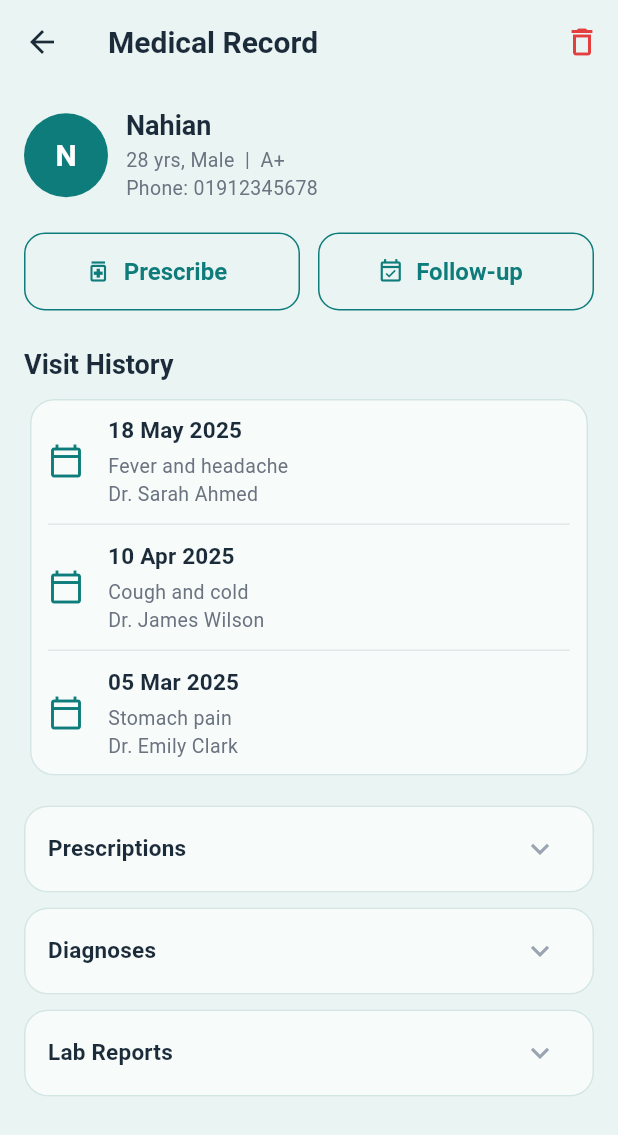
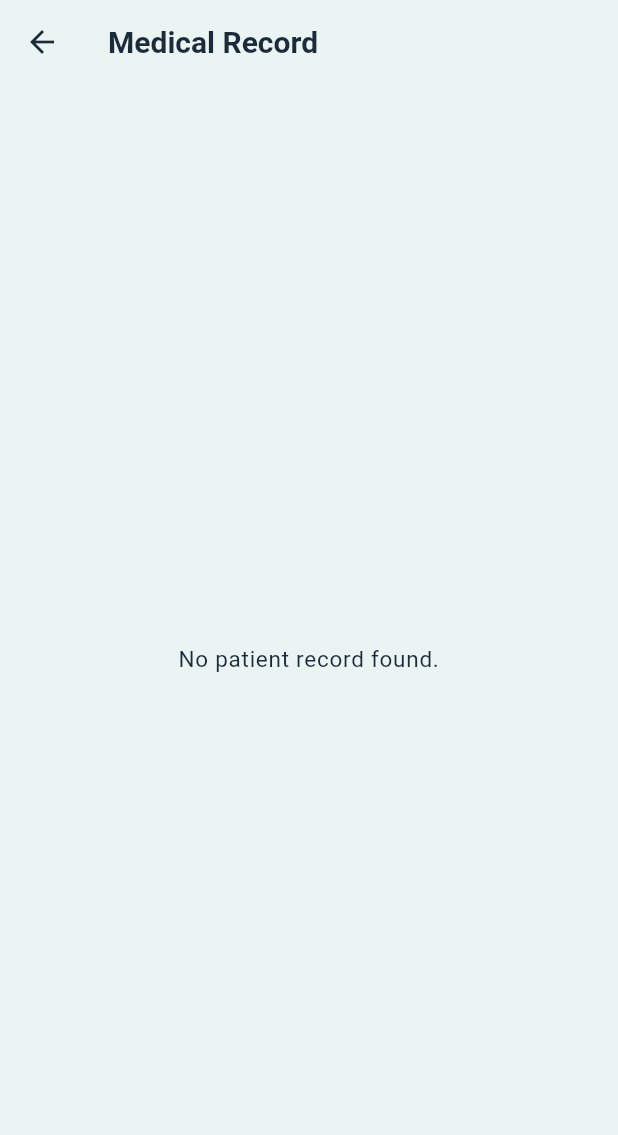
Before and after one commit to ishfak-akbar/clinitrack, a Flutter app: the PatientDetailsScreen screen opened by its route, on a phone screen of 412 x 824 dp. Shown: the top 1135 px of the screen. Run offline on Flutter 3.47's test engine with Material 3 defaults, Android fonts, the phone set to English and light mode, and no system bars; our stand-ins replace glassmorphism, shared_preferences; accounts and stored records are empty.

Commit message:
feat: pass real Patient data to Patient Details via route arguments instead of hardcoded record

```diff
--- a/lib/screens/appointments_screen.dart
+++ b/lib/screens/appointments_screen.dart
@@ -3,8 +3,8 @@ import 'package:provider/provider.dart';
 import '../widgets/app_bottom_nav.dart';
 import '../widgets/app_add_fab.dart';
 import '../widgets/appointment_list_tile.dart';
-import '../utils/app_colors.dart';
 import '../providers/appointment_provider.dart';
+import '../providers/patient_provider.dart';
 
 class AppointmentsScreen extends StatefulWidget {
   const AppointmentsScreen({super.key});
@@ -85,7 +85,15 @@ class _AppointmentsScreenState extends State<AppointmentsScreen> {
                       newStatus == AppointmentStatus.completed ? 'completed' : 'scheduled',
                     );
                   },
-                  onTap: () => Navigator.of(context).pushNamed('/patient-details'),
+                  onTap: () {
+                    final matchingPatient = context.read<PatientProvider>().patients.where(
+                          (p) => p.name.toLowerCase() == appt.patientName.toLowerCase(),
+                    );
+                    Navigator.of(context).pushNamed(
+                      '/patient-details',
+                      arguments: matchingPatient.isNotEmpty ? matchingPatient.first : null,
+                    );
+                  },
                 );
               },
             ),
--- a/lib/screens/dashboard_screen.dart
+++ b/lib/screens/dashboard_screen.dart
@@ -5,6 +5,7 @@ import '../widgets/app_bottom_nav.dart';
 import '../widgets/dashboard_stat_card.dart';
 import '../widgets/app_add_fab.dart';
 import '../providers/appointment_provider.dart';
+import '../providers/patient_provider.dart';
 
 class DashboardScreen extends StatelessWidget {
   const DashboardScreen({super.key});
@@ -118,7 +119,15 @@ class _AppointmentRow extends StatelessWidget {
   @override
   Widget build(BuildContext context) {
     return ListTile(
-      onTap: () => Navigator.of(context).pushNamed('/patient-details'),
+      onTap: () {
+        final matchingPatient = context.read<PatientProvider>().patients.where(
+              (p) => p.name.toLowerCase() == appointment.patientName.toLowerCase(),
+        );
+        Navigator.of(context).pushNamed(
+          '/patient-details',
+          arguments: matchingPatient.isNotEmpty ? matchingPatient.first : null,
+        );
+      },
       contentPadding: EdgeInsets.zero,
       leading: CircleAvatar(
         backgroundColor: AppColors.primaryTealLight,
--- a/lib/screens/patient_details_screen.dart
+++ b/lib/screens/patient_details_screen.dart
@@ -1,24 +1,19 @@
 import 'package:flutter/material.dart';
 import '../utils/app_colors.dart';
 import '../widgets/expandable_record_section.dart';
+import '../providers/patient_provider.dart';
 
 class PatientDetailsScreen extends StatelessWidget {
   const PatientDetailsScreen({super.key});
 
-  static const List<Map<String, String>> _visitHistory = [
-    {'date': '18 May 2025', 'reason': 'Fever and headache', 'doctor': 'Dr. Sarah Ahmed'},
-    {'date': '10 Apr 2025', 'reason': 'Cough and cold', 'doctor': 'Dr. James Wilson'},
-    {'date': '05 Mar 2025', 'reason': 'Stomach pain', 'doctor': 'Dr. Emily Clark'},
-  ];
-
-  Future<void> _confirmDelete(BuildContext context) async {
+  Future<void> _confirmDelete(BuildContext context, Patient patient) async {
     final confirmed = await showDialog<bool>(
       context: context,
       builder: (context) => AlertDialog(
         icon: const Icon(Icons.warning_amber_rounded, color: AppColors.errorRed, size: 40),
         title: const Text('Delete Patient'),
-        content: const Text(
-          "Are you sure you want to delete John Doe's record? This action cannot be undone.",
+        content: Text(
+          "Are you sure you want to delete ${patient.name}'s record? This action cannot be undone.",
           textAlign: TextAlign.center,
         ),
         actionsAlignment: MainAxisAlignment.spaceEvenly,
@@ -27,7 +22,6 @@ class PatientDetailsScreen extends StatelessWidget {
             onPressed: () => Navigator.of(context).pop(false),
             child: const Text('Cancel'),
           ),
-          const SizedBox(height: 7,),
           ElevatedButton(
             style: ElevatedButton.styleFrom(backgroundColor: AppColors.errorRed),
             onPressed: () => Navigator.of(context).pop(true),
@@ -39,7 +33,7 @@ class PatientDetailsScreen extends StatelessWidget {
 
     if (confirmed == true && context.mounted) {
       ScaffoldMessenger.of(context).showSnackBar(
-        const SnackBar(content: Text('Patient record deleted')),
+        SnackBar(content: Text('${patient.name} deleted')),
       );
       Navigator.of(context).pop();
     }
@@ -47,14 +41,31 @@ class PatientDetailsScreen extends StatelessWidget {
 
   @override
   Widget build(BuildContext context) {
+    final patient = ModalRoute.of(context)?.settings.arguments as Patient?;
+
+    if (patient == null) {
+      return Scaffold(
+        appBar: AppBar(title: const Text('Medical Record')),
+        body: Center(
+          child: Padding(
+            padding: const EdgeInsets.all(24),
+            child: Text(
+              'No patient record found.',
+              style: Theme.of(context).textTheme.bodyLarge,
+              textAlign: TextAlign.center,
+            ),
+          ),
+        ),
+      );
+    }
+
     return Scaffold(
-      extendBody: true,
       appBar: AppBar(
         title: const Text('Medical Record'),
         actions: [
           IconButton(
             icon: const Icon(Icons.delete_outline, color: AppColors.errorRed),
-            onPressed: () => _confirmDelete(context),
+            onPressed: () => _confirmDelete(context, patient),
           ),
         ],
       ),
@@ -64,20 +75,28 @@ class PatientDetailsScreen extends StatelessWidget {
           // ---------- Patient header ----------
           Row(
             children: [
-              const CircleAvatar(
+              CircleAvatar(
                 radius: 28,
                 backgroundColor: AppColors.primaryTeal,
-                child: Text('N', style: TextStyle(color: Colors.white, fontWeight: FontWeight.w700, fontSize: 20)),
+                child: Text(
+                  patient.name.isNotEmpty ? patient.name.substring(0, 1) : '?',
+                  style: const TextStyle(color: Colors.white, fontWeight: FontWeight.w700, fontSize: 20),
+                ),
               ),
               const SizedBox(width: 12),
-              Column(
-                crossAxisAlignment: CrossAxisAlignment.start,
-                children: [
-                  Text('Nahian', style: Theme.of(context).textTheme.titleLarge),
-                  const SizedBox(height: 2),
-                  Text('28 yrs, Male  |  A+', style: Theme.of(context).textTheme.bodyMedium),
-                  Text('Phone: 01912345678', style: Theme.of(context).textTheme.bodyMedium),
-                ],
+              Expanded(
+                child: Column(
+                  crossAxisAlignment: CrossAxisAlignment.start,
+                  children: [
+                    Text(patient.name, style: Theme.of(context).textTheme.titleLarge),
+                    const SizedBox(height: 2),
+                    Text(
+                      '${patient.age} yrs, ${patient.gender}  |  ${patient.bloodGroup}',
+                      style: Theme.of(context).textTheme.bodyMedium,
+                    ),
+                    Text('Phone: ${patient.contact}', style: Theme.of(context).textTheme.bodyMedium),
+                  ],
+                ),
               ),
             ],
           ),
@@ -87,7 +106,7 @@ class PatientDetailsScreen extends StatelessWidget {
             children: [
               Expanded(
                 child: OutlinedButton.icon(
-                  onPressed: () => Navigator.of(context).pushNamed('/add-prescription'),
+                  onPressed: () => Navigator.of(context).pushNamed('/add-prescription', arguments: patient),
                   icon: const Icon(Icons.medication_outlined, size: 18),
                   label: const Text('Prescribe'),
                 ),
@@ -95,7 +114,7 @@ class PatientDetailsScreen extends StatelessWidget {
               const SizedBox(width: 12),
               Expanded(
                 child: OutlinedButton.icon(
-                  onPressed: () => Navigator.of(context).pushNamed('/follow-up'),
+                  onPressed: () => Navigator.of(context).pushNamed('/follow-up', arguments: patient),
                   icon: const Icon(Icons.event_available_outlined, size: 18),
                   label: const Text('Follow-up'),
                 ),
@@ -104,19 +123,37 @@ class PatientDetailsScreen extends StatelessWidget {
           ),
           const SizedBox(height: 24),
 
-          // ---------- Visit history ----------
-          Text('Visit History', style: Theme.of(context).textTheme.titleLarge),
+          // ---------- Medical History ----------
+          Text('Medical History', style: Theme.of(context).textTheme.titleLarge),
           const SizedBox(height: 8),
           Card(
             child: Padding(
-              padding: const EdgeInsets.symmetric(horizontal: 12),
-              child: Column(
-                children: [
-                  for (int i = 0; i < _visitHistory.length; i++) ...[
-                    _VisitHistoryRow(visit: _visitHistory[i]),
-                    if (i != _visitHistory.length - 1) const Divider(),
-                  ],
-                ],
+              padding: const EdgeInsets.all(16),
+              child: Text(
+                patient.medicalHistory.isEmpty ? 'No medical history recorded.' : patient.medicalHistory,
+                style: Theme.of(context).textTheme.bodyLarge,
+              ),
+            ),
+          ),
+          const SizedBox(height: 16),
+
+          // ---------- Allergies ----------
+          Text('Allergies', style: Theme.of(context).textTheme.titleLarge),
+          const SizedBox(height: 8),
+          Card(
+            child: Padding(
+              padding: const EdgeInsets.all(16),
+              child: patient.allergies.isEmpty
+                  ? Text('No known allergies.', style: Theme.of(context).textTheme.bodyLarge)
+                  : Wrap(
+                spacing: 8,
+                runSpacing: 8,
+                children: patient.allergies
+                    .map((a) => Chip(
+                  label: Text(a, style: const TextStyle(fontSize: 13)),
+                  backgroundColor: AppColors.primaryTealLight,
+                ))
+                    .toList(),
               ),
             ),
           ),
@@ -125,14 +162,10 @@ class PatientDetailsScreen extends StatelessWidget {
           // ---------- Expandable sections ----------
           const ExpandableRecordSection(
             title: 'Prescriptions',
-            items: ['Paracetamol 500mg — Daily, 5 Days', 'Amoxicillin 250mg — Twice a day, 7 Days'],
+            items: [],
           ),
           const ExpandableRecordSection(
-            title: 'Diagnoses',
-            items: ['Seasonal flu — 18 May 2025', 'Mild gastritis — 05 Mar 2025'],
-          ),
-          const ExpandableRecordSection(
-            title: 'Lab Reports',
+            title: 'Visit History',
             items: [],
           ),
         ],
@@ -140,33 +173,3 @@ class PatientDetailsScreen extends StatelessWidget {
     );
   }
 }
-class _VisitHistoryRow extends StatelessWidget {
-  final Map<String, String> visit;
-
-  const _VisitHistoryRow({required this.visit});
-
-  @override
-  Widget build(BuildContext context) {
-    return Padding(
-      padding: const EdgeInsets.symmetric(vertical: 10),
-      child: Row(
-        crossAxisAlignment: CrossAxisAlignment.center,
-        children: [
-          const Icon(Icons.calendar_today_outlined, color: AppColors.primaryTeal),
-          const SizedBox(width: 16),
-          Expanded(
-            child: Column(
-              crossAxisAlignment: CrossAxisAlignment.start,
-              children: [
-                Text(visit['date']!, style: Theme.of(context).textTheme.titleMedium),
-                const SizedBox(height: 2),
-                Text('${visit['reason']}', style: Theme.of(context).textTheme.bodyMedium),
-                Text('${visit['doctor']}', style: Theme.of(context).textTheme.bodyMedium),
-              ],
-            ),
-          ),
-        ],
-      ),
-    );
-  }
-}
--- a/lib/screens/patient_list_screen.dart
+++ b/lib/screens/patient_list_screen.dart
@@ -72,7 +72,7 @@ class _PatientListScreenState extends State<PatientListScreen> {
                   age: patient.age,
                   gender: patient.gender,
                   lastVisit: patient.lastVisit,
-                  onTap: () => Navigator.of(context).pushNamed('/patient-details'),
+                  onTap: () => Navigator.of(context).pushNamed('/patient-details', arguments: patient),
                 );
               },
             ),
```
